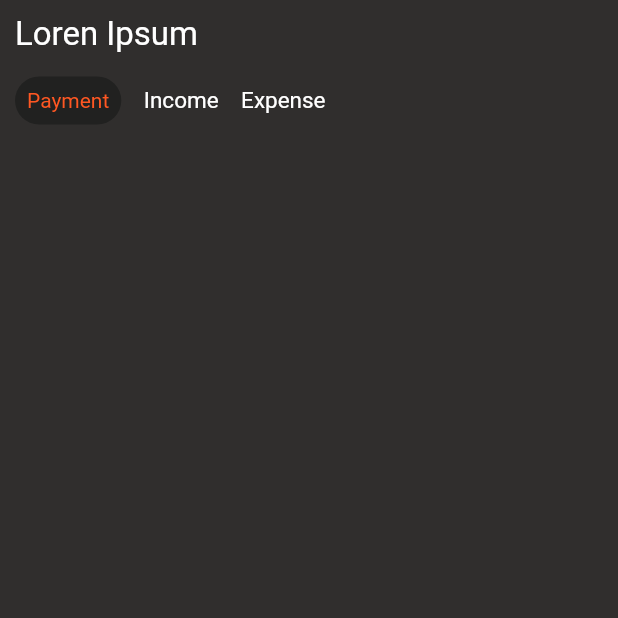
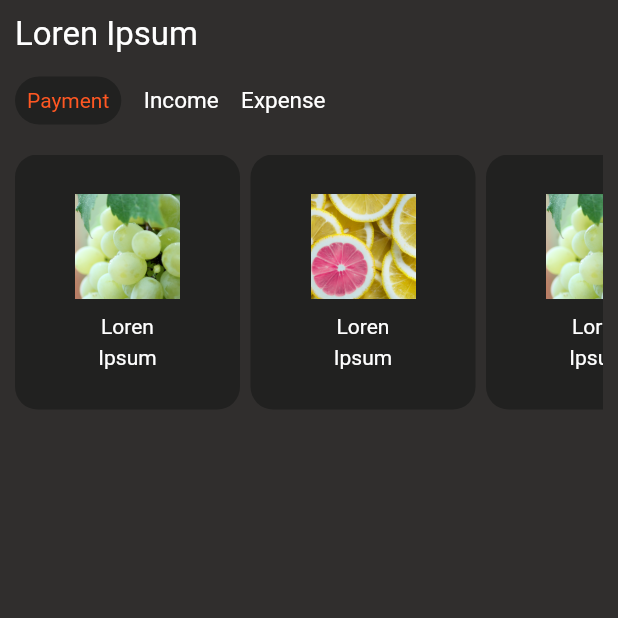
Before and after one commit to Yazdani1/flutter_app_ui, a Flutter app: the screen it shows after launch, on a phone screen of 412 x 824 dp, the top half of it. Run offline on Flutter 3.47's test engine with Material 2 defaults, Android fonts, the phone set to English and light mode, and no system bars.

Commit message:
second commit

```diff
--- a/lib/Home.dart
+++ b/lib/Home.dart
@@ -56,9 +56,60 @@ class _HomeState extends State<Home> {
           ),//first container end..
 
           //second container start.
+          new Container(
+            height: 170.0,
+            margin: EdgeInsets.all(10.0),
+            child: new ListView(
+              scrollDirection: Axis.horizontal,
+              children: <Widget>[
+                allData("asset/a.jpg", "Loren", "Ipsum"),
+                new SizedBox(width: 7.0,),
+                allData("asset/b.jpg", "Loren", "Ipsum"),
+                new SizedBox(width: 7.0,),
+                allData("asset/a.jpg", "Loren", "Ipsum")
+              ],
+            ),
+          ),//end second container..
 
         ],
       ),
     );
   }
+
+  Widget allData(String image,String num,String title){
+    return Container(
+      height: 150.0,
+      width: 150.0,
+      decoration: new BoxDecoration(
+        borderRadius: BorderRadius.circular(15.0),
+        color: Color(0xFF212120)
+      ),
+      child: new Column(
+        mainAxisAlignment: MainAxisAlignment.center,
+        children: <Widget>[
+
+          new Image.asset(image,
+          height: 70.0,
+            width: 70.0,
+            fit: BoxFit.cover,
+          ),
+          new SizedBox(height: 10.0,),
+          new Text(num,
+          style: TextStyle(
+            fontSize: 14.0,
+            color: Colors.white
+          ),
+          ),
+          new SizedBox(height: 5.0,),
+          new Text(title,
+              style: TextStyle(
+              fontSize: 14.0,
+              color: Colors.white
+          ),
+          )
+        ],
+      ),
+    );
+  }
+
 }
```
